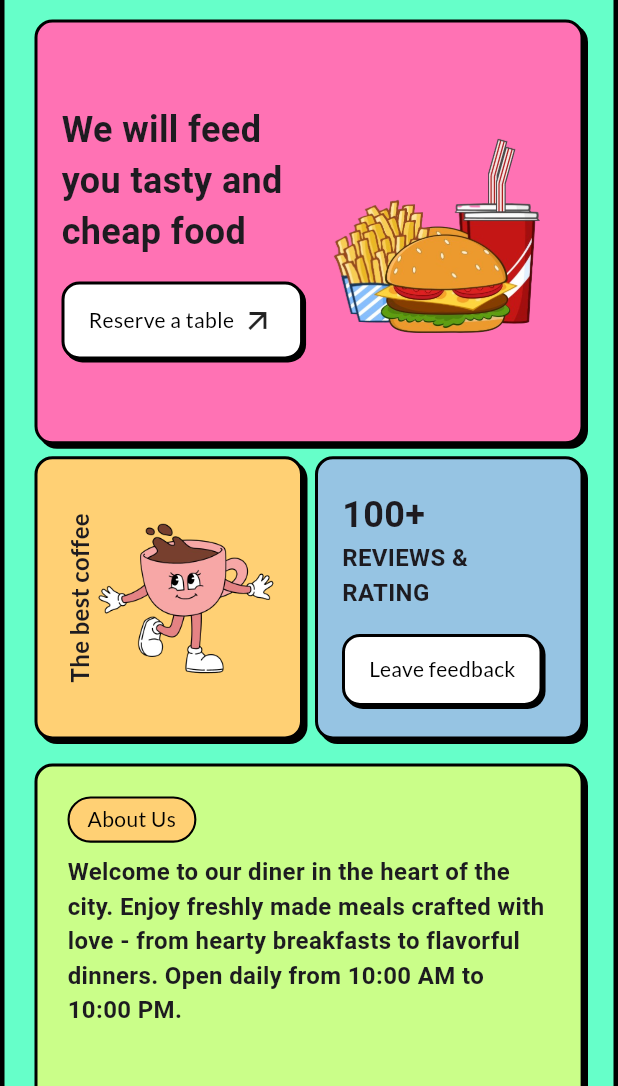
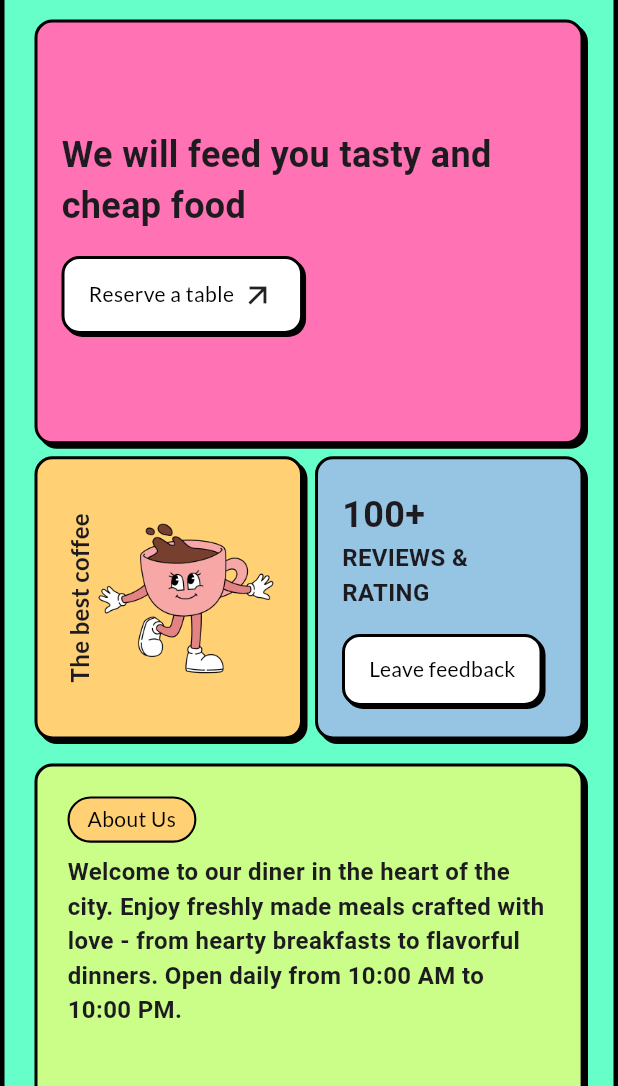
Before and after one commit to rragnarsd/yammi_yammi, a Flutter app: the screen it shows after launch, on a phone screen of 412 x 824 dp, the part 150-1236 px from its top. Run offline on Flutter 3.47's test engine with Material 3 defaults, Android fonts, the phone set to English and light mode, and no system bars; our stand-ins replace google_fonts, responsive_framework.

Commit message:
Overflow fix

```diff
--- a/lib/widgets/hero_section.dart
+++ b/lib/widgets/hero_section.dart
@@ -60,7 +60,7 @@ class _BannerSection extends StatelessWidget {
   }
 
   double _resolveHeight(BuildContext context) {
-    final screenWidth = MediaQuery.sizeOf(context).width;
+    final screenWidth = ResponsiveBreakpoints.of(context).screenWidth;
     final breakpoint = ResponsiveBreakpoints.of(context);
     return screenWidth >= 801
         ? 480
@@ -94,7 +94,6 @@ class HeroLeftSection extends StatelessWidget {
               ),
               child: Padding(
                 padding: const EdgeInsets.symmetric(horizontal: 16.0),
-                //TODO - Change the UI for mobile - column instead of row
                 child: Row(
                   children: [
                     Expanded(
@@ -118,12 +117,14 @@ class HeroLeftSection extends StatelessWidget {
                         ],
                       ),
                     ),
-                    Expanded(
-                      child: Image.asset(
-                        'assets/images/other/food3.png',
-                        fit: BoxFit.cover,
-                      ),
-                    ),
+                    ResponsiveBreakpoints.of(context).isMobile
+                        ? SizedBox.shrink()
+                        : Expanded(
+                            child: Image.asset(
+                              'assets/images/other/food3.png',
+                              fit: BoxFit.cover,
+                            ),
+                          ),
                   ],
                 ),
               ),
```
Also changed, not shown: 1 other file.
